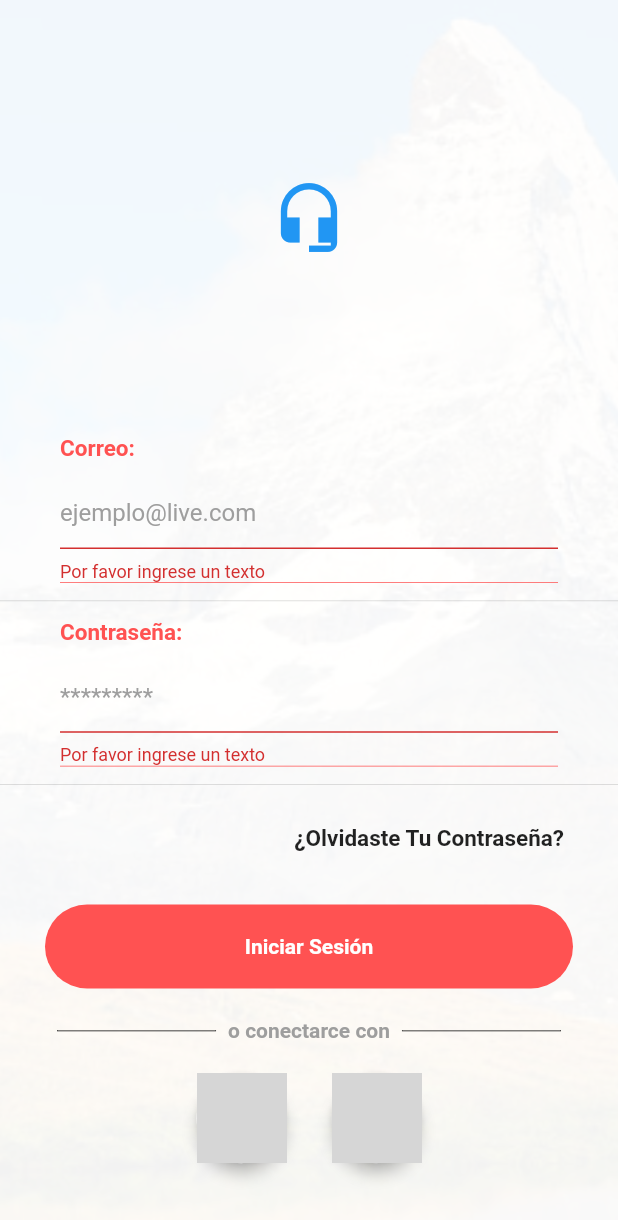
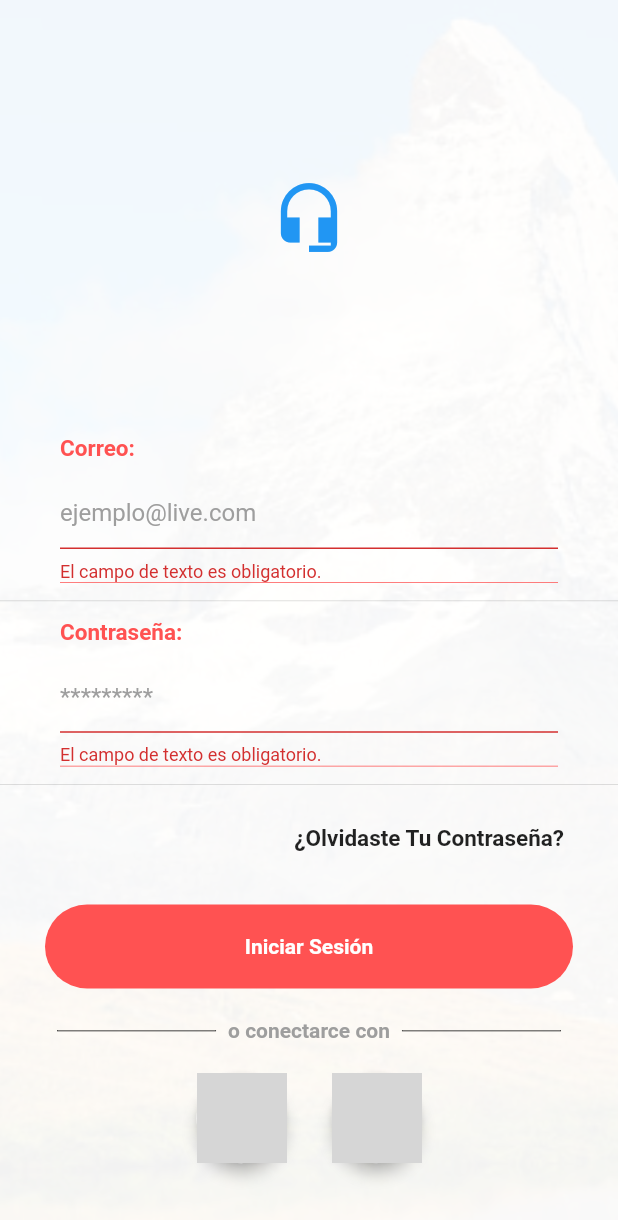
Before and after one commit to juanchaco677/carga-facil-flutter, a Flutter app: the screen it shows after launch, after a tap on "Iniciar Sesión", on a phone screen of 412 x 824 dp. Shown: the top 1220 px of the screen. Run offline on Flutter 3.47's test engine with Material 2 defaults, Android fonts, the phone set to English and light mode, and no system bars; our stand-ins replace cloud_firestore, firebase_auth, google_sign_in; missing offline and left inert: flutter_facebook_login; accounts and stored records are empty; grey boxes are pictures that could not be loaded.

Commit message:
depuracion de alert regresh

```diff
--- a/lib/l10n/messages_es.dart
+++ b/lib/l10n/messages_es.dart
@@ -19,8 +19,9 @@ class MessageLookup extends MessageLookupByLibrary {
 
   final messages = _notInlinedMessages(_notInlinedMessages);
   static _notInlinedMessages(_) => <String, Function>{
-        "tituloAPP": MessageLookupByLibrary.simpleMessage("Carga Facil"),
+        "TITULO_APP": MessageLookupByLibrary.simpleMessage("cGaF"),
         "etcorreo": MessageLookupByLibrary.simpleMessage("Correo:"),
+        "ET_CARGANDO": MessageLookupByLibrary.simpleMessage("Cargando..."),
         "etcontrasena": MessageLookupByLibrary.simpleMessage("Contraseña:"),
         "etolvidocontrasena":
             MessageLookupByLibrary.simpleMessage("¿Olvidaste Tu Contraseña?"),
@@ -32,7 +33,7 @@ class MessageLookup extends MessageLookupByLibrary {
         "btnfacebook": MessageLookupByLibrary.simpleMessage("facebook"),
         "btngoogle": MessageLookupByLibrary.simpleMessage("google"),
         "envacia":
-            MessageLookupByLibrary.simpleMessage("Por favor ingrese un texto"),
+            MessageLookupByLibrary.simpleMessage("El campo de texto es obligatorio."),
         "encorronovalido":
             MessageLookupByLibrary.simpleMessage("Ingrese un correo válido"),
         "encontrasenacaracteres": MessageLookupByLibrary.simpleMessage(
--- a/lib/multilenguaje/etiquetaslg.dart
+++ b/lib/multilenguaje/etiquetaslg.dart
@@ -21,8 +21,8 @@ class EtiquetaLG {
 
   String get titulo {
     return Intl.message(
-      'Carga Facil',
-      name: 'tituloAPP',
+      'cGaF',
+      name: 'TITULO_APP',
       desc: 'título de la aplicacion',
     );
   }
@@ -66,6 +66,14 @@ class EtiquetaLG {
       desc: 'etiqueta nombre completo',
     );
   }
+
+    String get etcargando {
+    return Intl.message(
+      'Cargando...',
+      name: 'ET_CARGANDO',
+      desc: 'etiqueta cargando',
+    );
+  }
 }
 
 class EtiquetaLGDelegate extends LocalizationsDelegate<EtiquetaLG> {
--- a/lib/multilenguaje/validacioneslg.dart
+++ b/lib/multilenguaje/validacioneslg.dart
@@ -21,7 +21,7 @@ class ValidacionLG {
 
   String get entradavacia {
     return Intl.message(
-      'Por favor ingrese un texto',
+      'El campo de texto es obligatorio.',
       name: 'envacia',
       desc: 'entrada cadena de texto vacio',
     );
--- a/lib/resource/login_register/homeloginregister.dart
+++ b/lib/resource/login_register/homeloginregister.dart
@@ -1,3 +1,4 @@
+import 'package:cargafacilapp/multilenguaje/etiquetaslg.dart';
 import 'package:cargafacilapp/resource/login/loginpage.dart';
 import 'package:cargafacilapp/multilenguaje/botoneslg.dart';
 import 'package:cargafacilapp/resource/splash/splashpage.dart';
@@ -56,14 +57,7 @@ class _HomeLoginRegisterPageState extends State<HomeLoginRegisterPage>
                   mainAxisAlignment: MainAxisAlignment.center,
                   children: <Widget>[
                     Text(
-                      "Carga",
-                      style: TextStyle(
-                        color: Colors.white,
-                        fontSize: 20.0,
-                      ),
-                    ),
-                    Text(
-                      "Facil",
+                      EtiquetaLG.of(context).titulo,
                       style: TextStyle(
                           color: Colors.white,
                           fontSize: 20.0,
--- a/lib/resource/splash/splashpage.dart
+++ b/lib/resource/splash/splashpage.dart
@@ -1,3 +1,4 @@
+import 'package:cargafacilapp/multilenguaje/etiquetaslg.dart';
 import 'package:cargafacilapp/resource/home/homepage.dart';
 import 'package:cargafacilapp/utils/auth.dart';
 import 'package:cargafacilapp/utils/cargafacil.dart';
@@ -13,7 +14,6 @@ class SplashPage extends StatefulWidget {
   @override
   State<StatefulWidget> createState() {
     // TODO: implement createState
-    print("constanza mamona");
     return SplashPageState();
   }
 }
@@ -37,12 +37,10 @@ class SplashPageState extends State<SplashPage> {
             () => CargaFacil.redireccionarPagina(context, LoginScreenPage()));
       }
     });
-
   }
 
   @override
   Widget build(BuildContext context) {
-
     return Scaffold(
         body: Stack(
       fit: StackFit.expand,
@@ -70,12 +68,11 @@ class SplashPageState extends State<SplashPage> {
                     Center(child: FlutterLogo(size: 400)),
                     CircularProgressIndicator(),
                     Text(
-                      "Carga Facil",
+                      EtiquetaLG.of(context).titulo,
                       style: TextStyle(
-                        color: Colors.white,
-                        fontSize: 18.0,
-                        fontWeight: FontWeight.bold,
-                      ),
+                          color: Colors.white,
+                          fontSize: 20.0,
+                          fontWeight: FontWeight.bold),
                     ),
                   ],
                 ),
```
Also changed, not shown: lib/utils/cargafacil.dart (+21 -10 lines), 5 other files.
